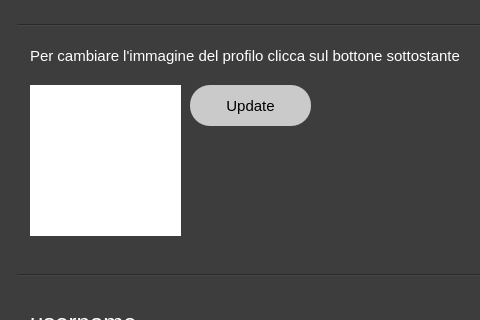
This is Utente/VistaProfiloUtente.ui in riccardomalpiedi/parcheggio as Qt 5 draws it before an edit; both pictures show x 0 to 480 and y 105 to 425 of the 985 by 673 pixel window. The edited form follows.
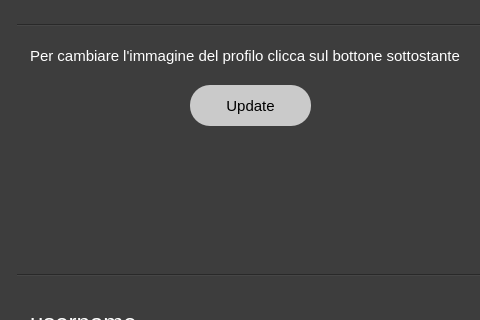
This is the edited form. Icons and pictures are not drawn.

Commit message: Modifiche alla VistaProfiloUtente

```diff
--- a/Utente/VistaProfiloUtente.ui
+++ b/Utente/VistaProfiloUtente.ui
@@ -33,19 +33,6 @@
     <string>Nome</string>
    </property>
   </widget>
-  <widget class="QWidget" name="widget" native="true">
-   <property name="geometry">
-    <rect>
-     <x>30</x>
-     <y>190</y>
-     <width>151</width>
-     <height>151</height>
-    </rect>
-   </property>
-   <property name="styleSheet">
-    <string notr="true">background-color: rgb(255, 255, 255);</string>
-   </property>
-  </widget>
   <widget class="QPushButton" name="update_button">
    <property name="geometry">
     <rect>
@@ -205,7 +192,7 @@
     <enum>Qt::Horizontal</enum>
    </property>
   </widget>
-  <widget class="QWidget" name="">
+  <widget class="QWidget" name="layoutWidget">
    <property name="geometry">
     <rect>
      <x>510</x>
@@ -237,7 +224,7 @@
     </item>
    </layout>
   </widget>
-  <widget class="QWidget" name="">
+  <widget class="QWidget" name="layoutWidget">
    <property name="geometry">
     <rect>
      <x>30</x>
@@ -289,6 +276,25 @@
     </item>
    </layout>
   </widget>
+  <widget class="QLabel" name="photo_label">
+   <property name="geometry">
+    <rect>
+     <x>30</x>
+     <y>190</y>
+     <width>151</width>
+     <height>151</height>
+    </rect>
+   </property>
+   <property name="text">
+    <string/>
+   </property>
+   <property name="pixmap">
+    <pixmap>placeholder-user-photo.png</pixmap>
+   </property>
+   <property name="scaledContents">
+    <bool>true</bool>
+   </property>
+  </widget>
  </widget>
  <resources/>
  <connections/>
```
The commit also changes 1 other file.
